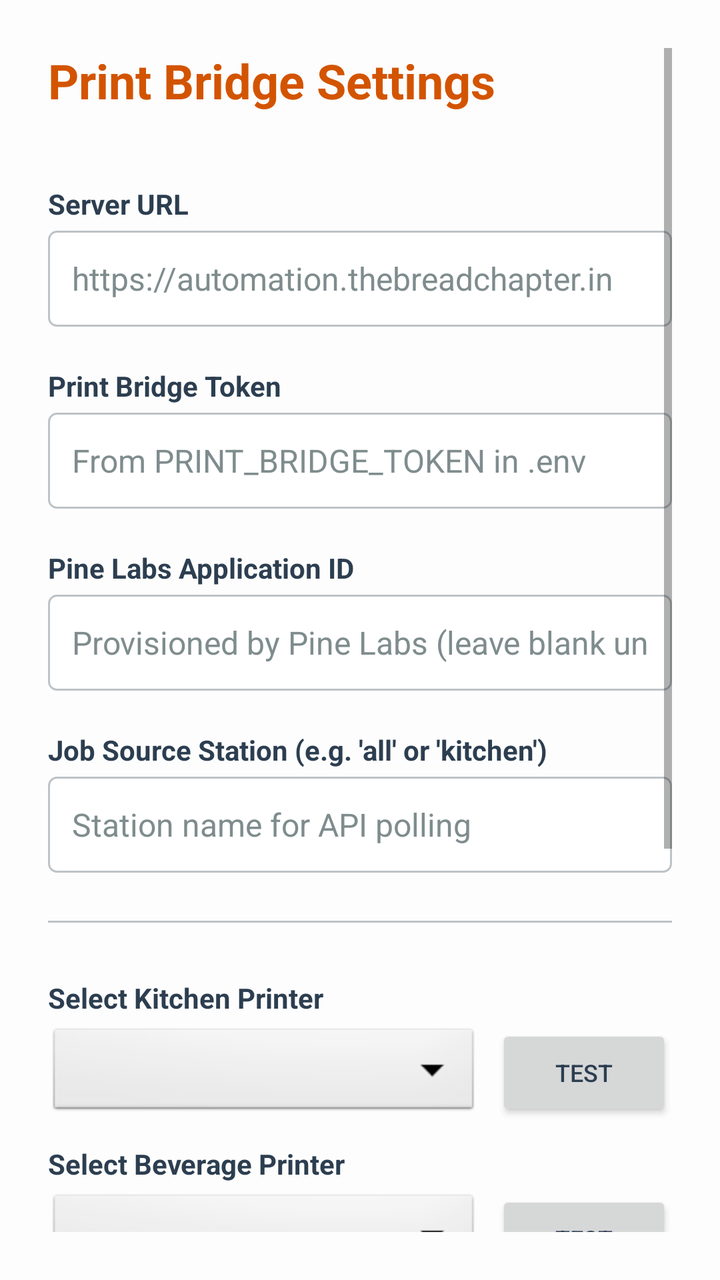
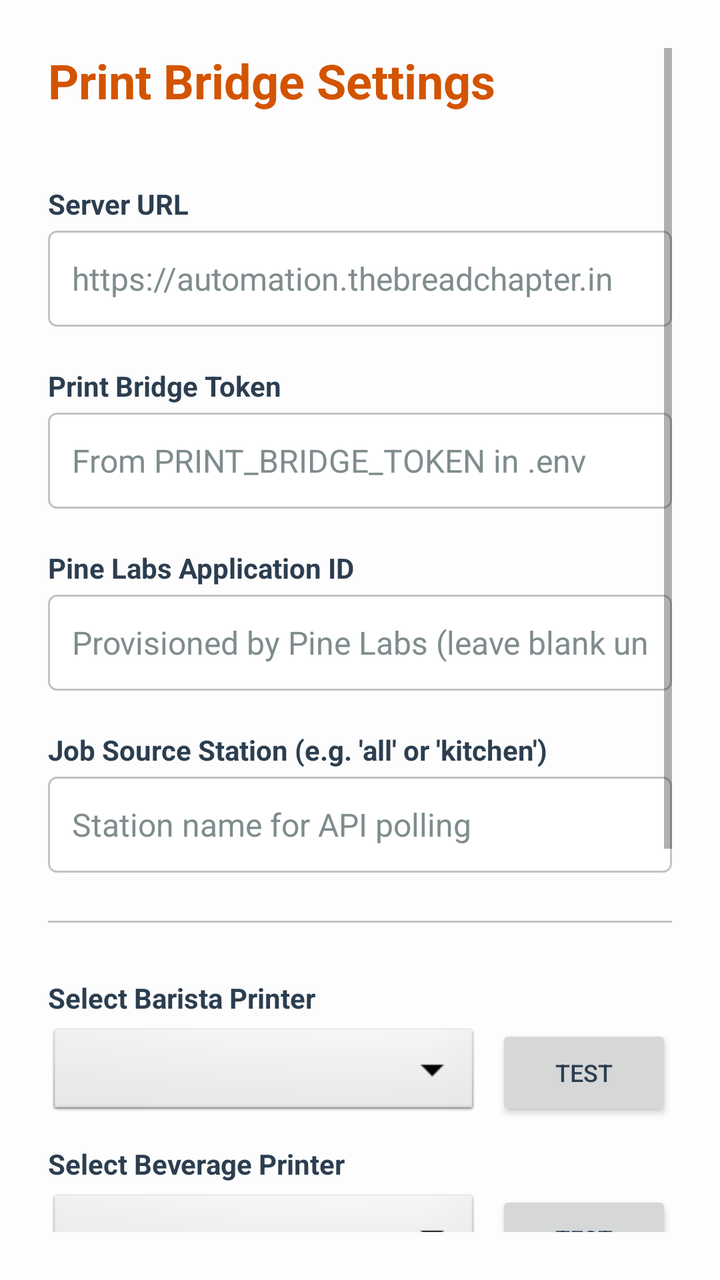

Before-and-after screenshots of an Android layout around one commit, followed by the original layout XML and the change that was made.
<!-- AndroidManifest.xml: application theme Theme.BreadChapterPOS -->
<!-- res/layout/activity_settings.xml -->
<?xml version="1.0" encoding="utf-8"?>
<ScrollView xmlns:android="http://schemas.android.com/apk/res/android"
    android:layout_width="match_parent"
    android:layout_height="match_parent"
    android:background="@color/background"
    android:padding="24dp">

    <LinearLayout
        android:layout_width="match_parent"
        android:layout_height="wrap_content"
        android:orientation="vertical">

        <TextView
            android:layout_width="wrap_content"
            android:layout_height="wrap_content"
            android:layout_marginBottom="24dp"
            android:text="Print Bridge Settings"
            android:textColor="@color/colorPrimary"
            android:textSize="24sp"
            android:textStyle="bold" />

        
        <TextView
            style="@style/SettingsLabel"
            android:text="@string/label_server_url" />

        <EditText
            android:id="@+id/etServerUrl"
            style="@style/SettingsEditText"
            android:hint="@string/hint_server_url"
            android:inputType="textUri" />

        
        <TextView
            style="@style/SettingsLabel"
            android:text="@string/label_bridge_token" />

        <EditText
            android:id="@+id/etBridgeToken"
            style="@style/SettingsEditText"
            android:hint="@string/hint_bridge_token"
            android:inputType="textPassword" />

        
        <TextView
            style="@style/SettingsLabel"
            android:text="Pine Labs Application ID" />

        <EditText
            android:id="@+id/etPineAppId"
            style="@style/SettingsEditText"
            android:hint="Provisioned by Pine Labs (leave blank until received)"
            android:inputType="text" />

        
        <TextView
            style="@style/SettingsLabel"
            android:text="Job Source Station (e.g. 'all' or 'kitchen')" />

        <EditText
            android:id="@+id/etStationFilter"
            style="@style/SettingsEditText"
            android:hint="Station name for API polling"
            android:inputType="text" />

        <View
            android:layout_width="match_parent"
            android:layout_height="1dp"
            android:layout_marginVertical="16dp"
            android:background="@color/divider" />

        
        <TextView
            style="@style/SettingsLabel"
            android:text="Select Kitchen Printer" />

        <LinearLayout
            android:layout_width="match_parent"
            android:layout_height="wrap_content"
            android:orientation="horizontal">

            <Spinner
                android:id="@+id/spKitchenPrinter"
                android:layout_width="0dp"
                android:layout_height="48dp"
                android:layout_weight="1"
                android:background="@android:drawable/btn_dropdown" />

            <Button
                android:id="@+id/btnTestKitchen"
                android:layout_width="wrap_content"
                android:layout_height="48dp"
                android:layout_marginStart="8dp"
                android:text="Test"
                android:textSize="12sp" />
        </LinearLayout>

        
        <TextView
            style="@style/SettingsLabel"
            android:text="Select Beverage Printer" />

        <LinearLayout
            android:layout_width="match_parent"
            android:layout_height="wrap_content"
            android:orientation="horizontal">

            <Spinner
                android:id="@+id/spBeveragePrinter"
                android:layout_width="0dp"
                android:layout_height="48dp"
                android:layout_weight="1"
                android:background="@android:drawable/btn_dropdown" />

            <Button
                android:id="@+id/btnTestBeverage"
                android:layout_width="wrap_content"
                android:layout_height="48dp"
                android:layout_marginStart="8dp"
                android:text="Test"
                android:textSize="12sp" />
        </LinearLayout>

        <View
            android:layout_width="match_parent"
            android:layout_height="1dp"
            android:layout_marginVertical="16dp"
            android:background="@color/divider" />

        
        <TextView
            style="@style/SettingsLabel"
            android:text="Auto-login User ID (leave blank to disable)" />

        <EditText
            android:id="@+id/etAutoLoginUser"
            style="@style/SettingsEditText"
            android:hint="Staff user ID"
            android:inputType="text"
            android:autofillHints="" />

        <TextView
            style="@style/SettingsLabel"
            android:text="Auto-login Password" />

        <EditText
            android:id="@+id/etAutoLoginPass"
            style="@style/SettingsEditText"
            android:hint="Leave blank to disable auto-login"
            android:inputType="textPassword"
            android:autofillHints="" />

        <Button
            android:id="@+id/btnSave"
            android:layout_width="match_parent"
            android:layout_height="56dp"
            android:layout_marginTop="32dp"
            android:backgroundTint="@color/colorPrimary"
            android:text="@string/btn_save"
            android:textAllCaps="true"
            android:textColor="#FFFFFF"
            android:textStyle="bold" />

    </LinearLayout>
</ScrollView>
<!-- resources referenced by this layout -->
<resources>
  <color name="background">#FDFDFD</color>
  <color name="colorPrimary">#D35400</color>
  <color name="divider">#BDC3C7</color>
  <string name="btn_save">Save &amp; Restart Bridge</string>
  <string name="hint_bridge_token">From PRINT_BRIDGE_TOKEN in .env</string>
  <string name="hint_server_url">https://automation.thebreadchapter.in</string>
  <string name="label_bridge_token">Print Bridge Token</string>
  <string name="label_server_url">Server URL</string>
  <style name="SettingsEditText" parent="Widget.AppCompat.EditText">
          <item name="android:layout_width">match_parent</item>
          <item name="android:layout_height">wrap_content</item>
          <item name="android:minHeight">48dp</item>
          <item name="android:padding">12dp</item>
          <item name="android:textSize">16sp</item>
          <item name="android:textColor">@color/text_primary</item>
          <item name="android:textColorHint">@color/text_secondary</item>
          <item name="android:background">@drawable/edit_text_bg</item>
          <item name="android:singleLine">true</item>
          <item name="android:layout_marginBottom">8dp</item>
      </style>
  <style name="SettingsLabel">
          <item name="android:layout_width">wrap_content</item>
          <item name="android:layout_height">wrap_content</item>
          <item name="android:textSize">14sp</item>
          <item name="android:textStyle">bold</item>
          <item name="android:textColor">@color/text_primary</item>
          <item name="android:layout_marginTop">12dp</item>
          <item name="android:layout_marginBottom">4dp</item>
      </style>
  <style name="Theme.BreadChapterPOS" parent="Theme.AppCompat.Light.NoActionBar">
          
          <item name="colorPrimary">@color/colorPrimary</item>
          <item name="colorPrimaryDark">@color/colorPrimaryDark</item>
          <item name="colorAccent">@color/colorAccent</item>
  
          
          <item name="android:windowBackground">@color/background</item>
          <item name="android:textColor">@color/text_primary</item>
          <item name="android:textColorHint">@color/text_secondary</item>
          <item name="editTextStyle">@style/SettingsEditText</item>
      </style>
  <color name="text_primary">#2C3E50</color>
  <color name="text_secondary">#7F8C8D</color>
  <!-- drawable edit_text_bg (drawable) -->
  <?xml version="1.0" encoding="utf-8"?>
  <shape xmlns:android="http://schemas.android.com/apk/res/android"
      android:shape="rectangle">
      <solid android:color="#FFFFFF" />
      <stroke
          android:width="1dp"
          android:color="@color/divider" />
      <corners android:radius="4dp" />
  </shape>
  <color name="colorPrimaryDark">#A04000</color>
  <color name="colorAccent">#E67E22</color>
</resources>

<!-- the commit's change to res/layout/activity_settings.xml (unified diff, before → after) -->
@@ -72,7 +72,7 @@
         
         <TextView
             style="@style/SettingsLabel"
-            android:text="Select Kitchen Printer" />
+            android:text="Select Barista Printer" />
 
         <LinearLayout
             android:layout_width="match_parent"
